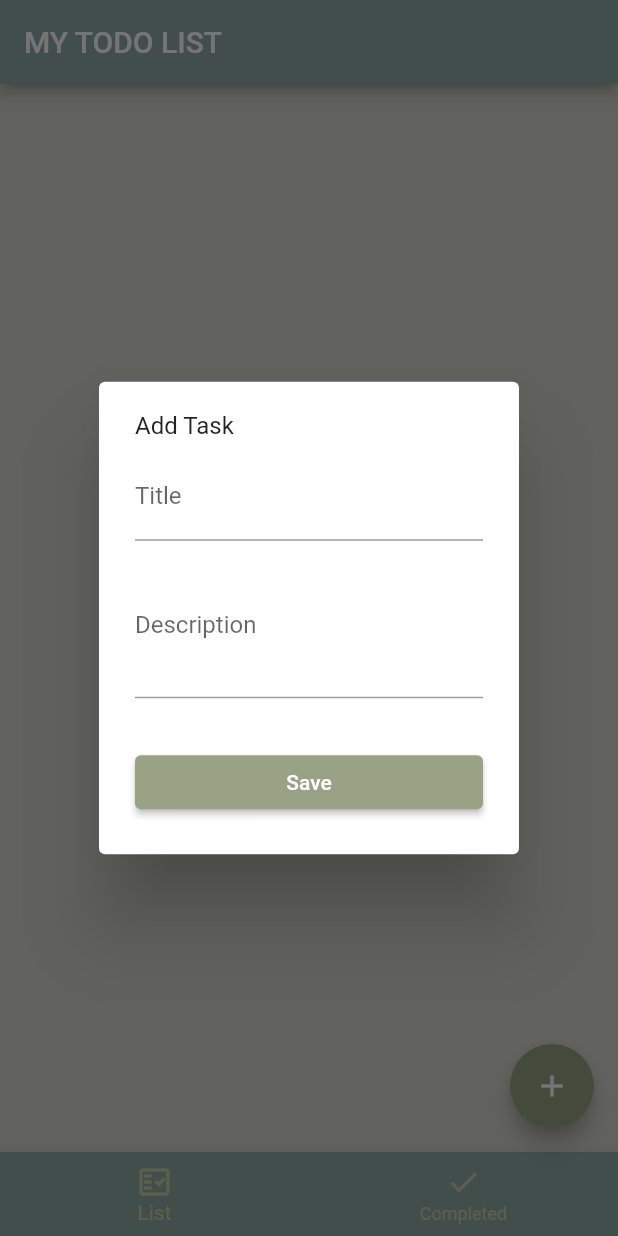
After one commit to jilian-tenerife/todolist, a Flutter app: the screen it shows after launch, after a tap on the "add" icon, on a phone screen of 412 x 824 dp. The commit adds this screen. Run offline on Flutter 3.47's test engine with Material 2 defaults, Android fonts, the phone set to English and light mode, and no system bars.

Commit message:
add task dialog box

```diff
--- a/lib/Homepage.dart
+++ b/lib/Homepage.dart
@@ -1,6 +1,7 @@
 import 'package:flutter/material.dart';
 import 'package:flutter/src/widgets/framework.dart';
 import 'package:flutter/src/widgets/placeholder.dart';
+import 'add_task.dart';
 
 class HomePage extends StatefulWidget {
   const HomePage({super.key});
@@ -21,6 +22,15 @@ class _HomePageState extends State<HomePage> {
       appBar: AppBar(
         title: const Text('MY TODO LIST'),
         backgroundColor: Color(0xff8daaa6),
+      ),
+      body: tabs[selectedIndex],
+      floatingActionButton: FloatingActionButton(
+        backgroundColor: Color(0xff99a285),
+        onPressed: () => showDialog(
+            context: context,
+            builder: (context) => AddTask(),
+            barrierDismissible: false),
+        child: Icon(Icons.add),
       ),
       bottomNavigationBar: BottomNavigationBar(
           backgroundColor: const Color(0xff8daaa6),
--- /dev/null
+++ b/lib/add_task.dart
@@ -0,0 +1,39 @@
+import 'package:flutter/material.dart';
+import 'package:flutter/src/widgets/framework.dart';
+import 'package:flutter/src/widgets/placeholder.dart';
+
+import 'todo_dialog.dart';
+
+class AddTask extends StatefulWidget {
+  const AddTask({super.key});
+
+  @override
+  State<AddTask> createState() => _AddTaskState();
+}
+
+class _AddTaskState extends State<AddTask> {
+  final _formKey = GlobalKey<FormState>();
+  String title = '';
+  String description = '';
+  @override
+  Widget build(BuildContext context) => AlertDialog(
+        content: Column(
+          mainAxisSize: MainAxisSize.min,
+          crossAxisAlignment: CrossAxisAlignment.start,
+          children: [
+            Text(
+              'Add Task',
+              style: TextStyle(),
+            ),
+            const SizedBox(height: 8),
+            Add_Task_Dialog(
+              onChangedTitle: (title) => setState(() => this.title = title),
+              OnChangedDescription: (description) =>
+                  setState(() => this.description = description),
+              onChangedDescription: (String value) {},
+              onSavedTodo: () {},
+            )
+          ],
+        ),
+      );
+}
--- /dev/null
+++ b/lib/todo_dialog.dart
@@ -0,0 +1,66 @@
+import 'package:flutter/src/widgets/framework.dart';
+import 'package:flutter/material.dart';
+
+class Add_Task_Dialog extends StatelessWidget {
+  final String title;
+  final String description;
+  final ValueChanged<String> onChangedTitle;
+  final ValueChanged<String> onChangedDescription;
+  final VoidCallback onSavedTodo;
+
+  const Add_Task_Dialog({
+    Key? key,
+    this.title = '',
+    this.description = '',
+    required this.onChangedTitle,
+    required this.onChangedDescription,
+    required this.onSavedTodo,
+    required void Function(dynamic description) OnChangedDescription,
+  }) : super(key: key);
+
+  @override
+  Widget build(BuildContext context) => SingleChildScrollView(
+        child: Column(
+          mainAxisSize: MainAxisSize.min,
+          children: [
+            buildTitle(),
+            const SizedBox(height: 8),
+            buildDescription(),
+            const SizedBox(height: 32),
+            BuildButton(),
+          ],
+        ),
+      );
+  Widget buildTitle() => TextFormField(
+        initialValue: title,
+        onChanged: onChangedTitle,
+        validator: (String? title) {
+          if (title == null || title.isEmpty) {
+            return 'The title can not be empty';
+          }
+          return null;
+        },
+        decoration: InputDecoration(
+          border: UnderlineInputBorder(),
+          labelText: 'Title',
+        ),
+      );
+  Widget buildDescription() => TextFormField(
+        maxLines: 3,
+        initialValue: description,
+        onChanged: onChangedDescription,
+        decoration: InputDecoration(
+          border: UnderlineInputBorder(),
+          labelText: 'Description',
+        ),
+      );
+  Widget BuildButton() => SizedBox(
+      width: double.infinity,
+      child: ElevatedButton(
+        style: ButtonStyle(
+          backgroundColor: MaterialStateProperty.all(Color(0xff99a285)),
+        ),
+        onPressed: onSavedTodo,
+        child: Text('Save'),
+      ));
+}
```
